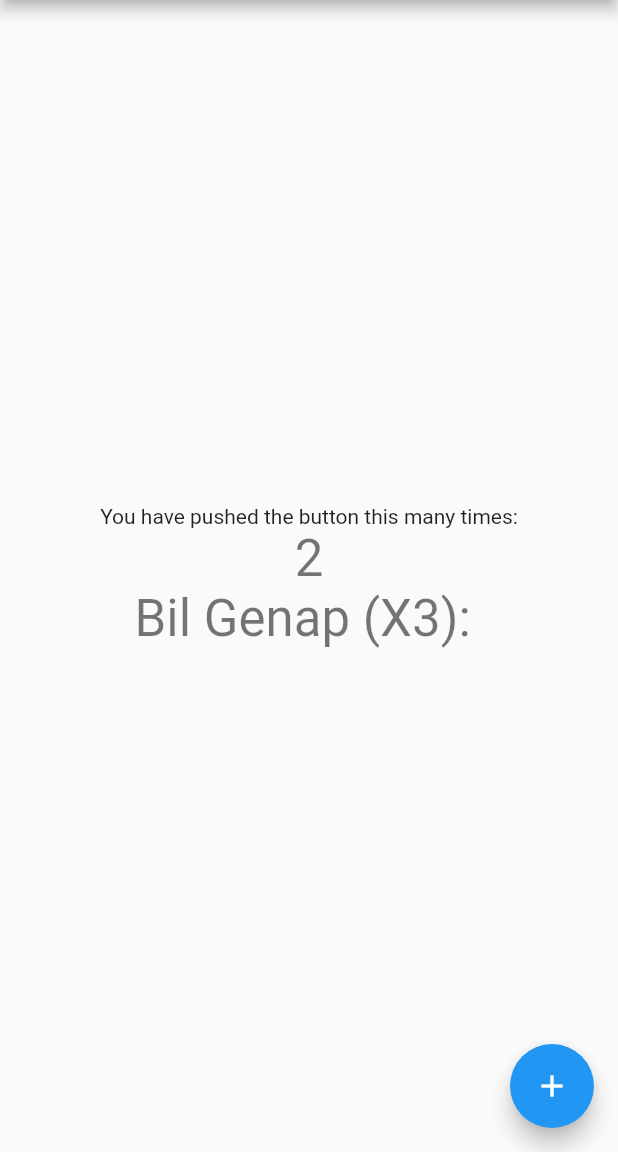
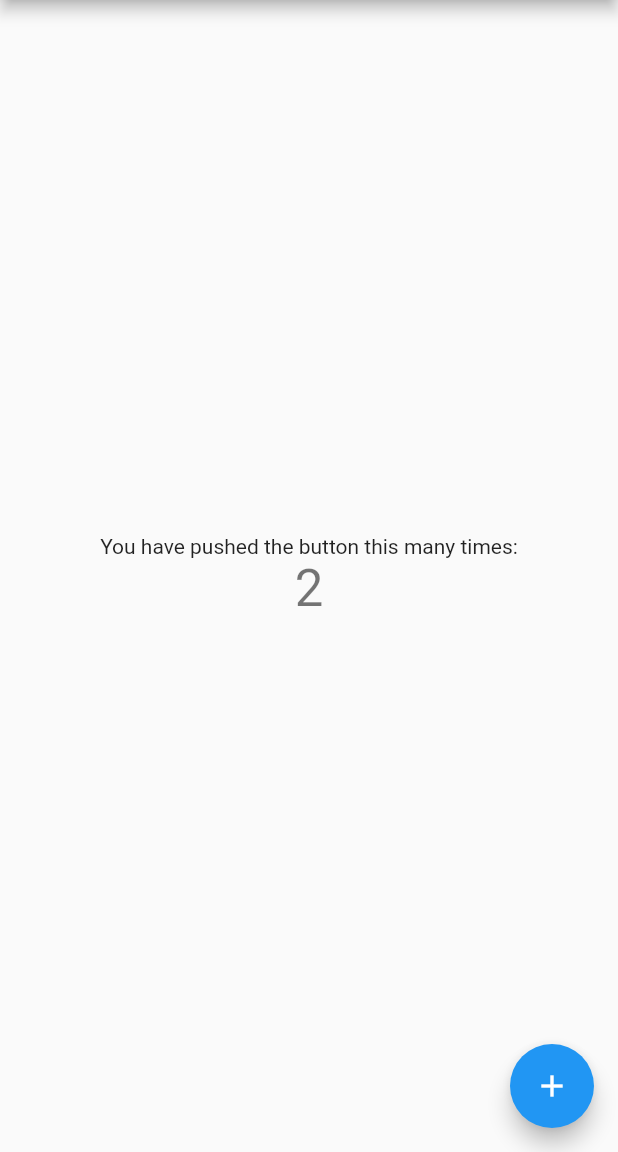
Before and after one commit to muadzfathulloh/FlutterTrainning, a Flutter app: the screen it shows after launch, after a tap on the "add" icon, on a phone screen of 412 x 824 dp, the part 84-1236 px from its top. Run offline on Flutter 3.47's test engine with Material 2 defaults, Android fonts, the phone set to English and light mode, and no system bars.

Commit message:
percobaan 1

```diff
--- a/lib/main.dart
+++ b/lib/main.dart
@@ -49,7 +49,6 @@ class MyHomePage extends StatefulWidget {
 
 class _MyHomePageState extends State<MyHomePage> {
   int _counter = 1;
-  String _text = "Ganjil";
 
   void _incrementCounter() {
     setState(() {
@@ -59,17 +58,8 @@ class _MyHomePageState extends State<MyHomePage> {
       // _counter without calling setState(), then the build method would not be
       // called again, and so nothing would appear to happen.
       _counter++;
-      if (_counter > 25) {
+      if (_counter > 10) {
         _counter = 1;
-      }
-
-      _text = "Bil Genap (X3): ";
-      for (int i = 1; i <= _counter; i++) {
-        if (i % 2 == 0) {
-          if (i % 3 == 0) {
-            _text += '${i}, ';
-          }
-        }
       }
     });
   }
@@ -115,10 +105,6 @@ class _MyHomePageState extends State<MyHomePage> {
               '$_counter',
               style: Theme.of(context).textTheme.headline4,
             ),
-            Text(
-              _text,
-              style: Theme.of(context).textTheme.headline4,
-            ),
           ],
         ),
       ),
```
